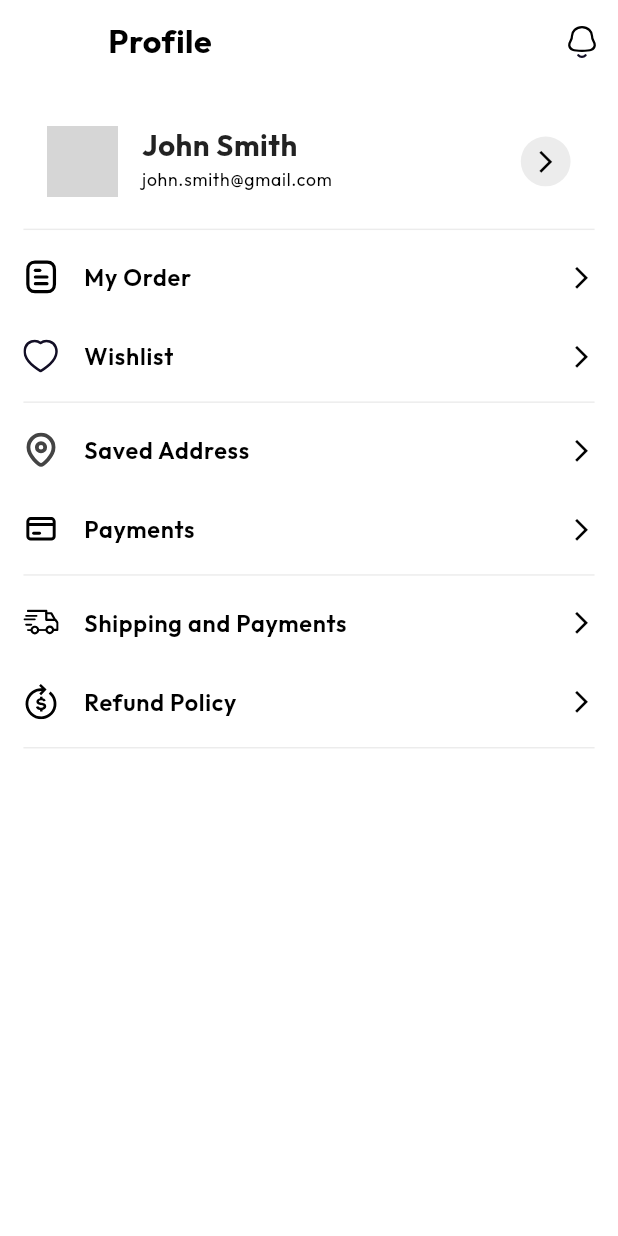
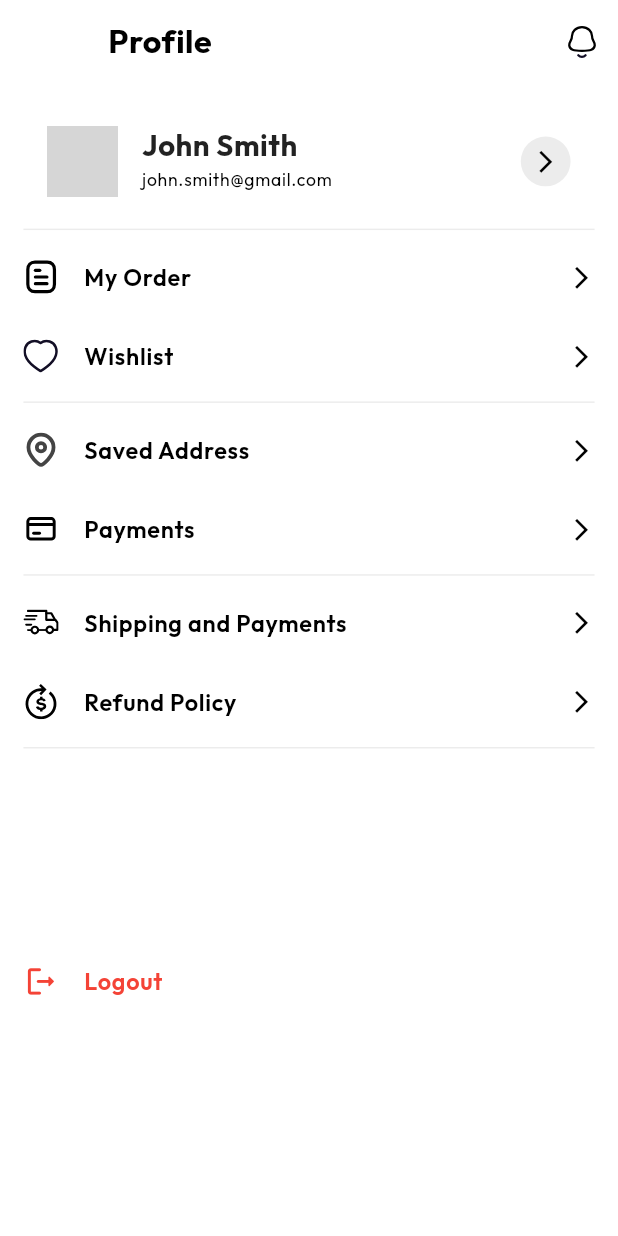
Before and after one commit to Sid-1661/Zenutri-App, a Flutter app: the ProfileScreen screen opened directly, on a phone screen of 412 x 824 dp. Run offline on Flutter 3.47's test engine with Material 2 defaults, Android fonts, the phone set to English and light mode, and no system bars; our stand-ins replace carousel_slider, flutter_rating_bar, flutter_svg, get, pin_code_fields; missing offline and left inert: otp_timer_button; network calls fail; grey boxes are pictures that could not be loaded.

Commit message:
profile screen ui design has been updated

```diff
--- a/lib/features/profile/presentation/ui/screens/profile_screen.dart
+++ b/lib/features/profile/presentation/ui/screens/profile_screen.dart
@@ -123,6 +123,33 @@ class ProfileScreen extends StatelessWidget {
               thickness: 1.rSp,
               height: 0,
             ),
+            verticalSpace(131),
+            InkWell(
+              onTap: () {},
+              child: Padding(
+                padding: EdgeInsets.symmetric(vertical: 16.rh),
+                child: Row(
+                  children: [
+                    Icon(
+                      Icons.logout_rounded,
+                      size: 24.rSp,
+                      color: Colors.red,
+                    ),
+                    horizontalSpace(16),
+                    Expanded(
+                      child: Text(
+                        'Logout',
+                        style: Theme.of(context).textTheme.bodyLarge?.copyWith(
+                              fontSize: 16.rSp,
+                              fontWeight: FontWeight.w600,
+                              color: Colors.red,
+                            ),
+                      ),
+                    ),
+                  ],
+                ),
+              ),
+            )
           ],
         ),
       ),
```
